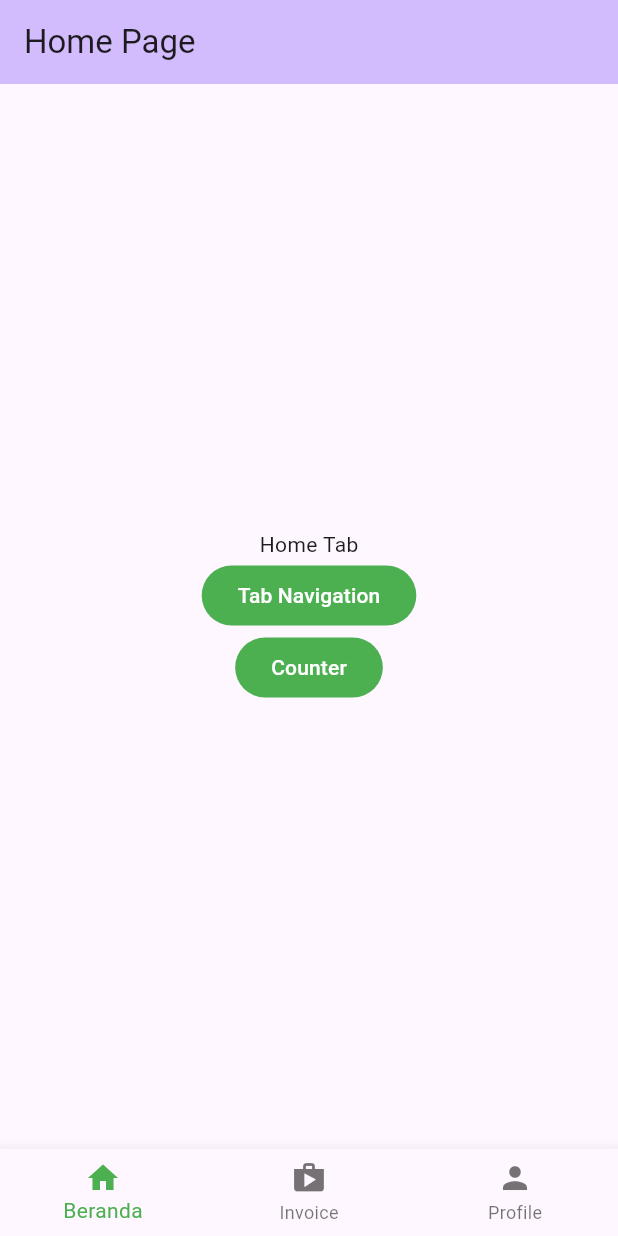
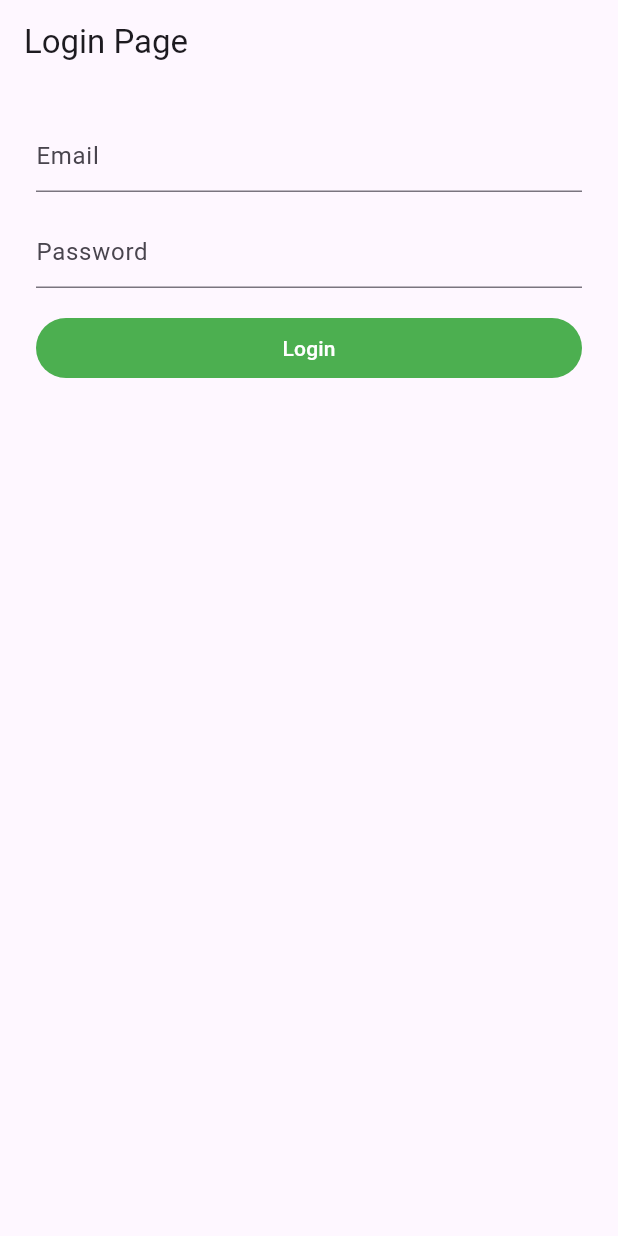
Before and after one commit to nixuiui/flutter_nusacodes_2, a Flutter app: the screen it shows after launch, on a phone screen of 412 x 824 dp. Run offline on Flutter 3.47's test engine with Material 3 defaults, Android fonts, the light colour scheme and no system bars; our stand-ins replace equatable, flutter_bloc.

Commit message:
feat: create auth cubit

```diff
--- /dev/null
+++ b/lib/blocs/auth/auth_cubit.dart
@@ -0,0 +1,42 @@
+import 'package:flutter_bloc/flutter_bloc.dart';
+import 'package:flutter_nusacodes_2/blocs/auth/auth_state.dart';
+import 'package:flutter_nusacodes_2/models/user_model.dart';
+
+class AuthCubit extends Cubit<AuthState> {
+  AuthCubit() : super(const AuthState());
+
+  Future<void> login({
+    required String email,
+    required String password,
+  }) async {
+    emit(state.copyWith(
+      loading: true,
+      errorMessage: ''
+    ));
+
+
+    // TODO: Check login from data resource
+    await Future.delayed(const Duration(seconds: 2));
+    if(
+      email == "randy@gmail.com" &&
+      password == "123456"
+    ) {
+      final user = User(
+        name: "Randy",
+        email: "randy@gmail.com"
+      );
+      emit(state.copyWith(
+        loading: false,
+        user: user,
+        isLoggedIn: true
+      ));
+    } else {
+      emit(state.copyWith(
+        loading: false,
+        errorMessage: "Username atau password salah"
+      ));
+    }
+
+  }
+
+}
--- /dev/null
+++ b/lib/blocs/auth/auth_state.dart
@@ -0,0 +1,38 @@
+import 'package:equatable/equatable.dart';
+import 'package:flutter_nusacodes_2/models/user_model.dart';
+
+class AuthState extends Equatable {
+
+  final User? user;
+  final bool isLoggedIn;
+  final bool loading;
+  final String errorMessage;
+
+  const AuthState({
+    this.user,
+    this.isLoggedIn = false,
+    this.loading = false,
+    this.errorMessage = '',
+  });
+
+  AuthState copyWith({
+    User? user,
+    bool? isLoggedIn,
+    bool? loading,
+    String? errorMessage,
+  }) => AuthState(
+    user: user ?? this.user,
+    isLoggedIn: isLoggedIn ?? this.isLoggedIn,
+    loading: loading ?? this.loading,
+    errorMessage: errorMessage ?? this.errorMessage
+  );
+
+  @override
+  List<Object?> get props => [
+    user,
+    isLoggedIn,
+    loading,
+    errorMessage,
+  ];
+
+}
--- a/lib/blocs/counter/counter_cubit.dart
+++ b/lib/blocs/counter/counter_cubit.dart
@@ -5,9 +5,9 @@ class CounterCubit extends Cubit<CounterState> {
 
   CounterCubit() : super(const CounterState(counter: 0));
 
-  void increment() {
+  void increment(int countNumber) {
     final lastCounter = state.counter;
-    emit(state.copyWith(counter: lastCounter+1));
+    emit(state.copyWith(counter: lastCounter+countNumber));
   }
 
   void decrement() {
--- a/lib/consts/routes.dart
+++ b/lib/consts/routes.dart
@@ -1,5 +1,6 @@
 import 'package:flutter_nusacodes_2/pages/counter_page.dart';
 import 'package:flutter_nusacodes_2/pages/home_page.dart';
+import 'package:flutter_nusacodes_2/pages/login_page.dart';
 import 'package:flutter_nusacodes_2/pages/main_page.dart';
 import 'package:flutter_nusacodes_2/pages/profile_page.dart';
 import 'package:flutter_nusacodes_2/pages/splash_screen.dart';
@@ -14,6 +15,7 @@ class AppRoutes {
   static String get tabNavigation => "/tab-navigation";
   static String get webView => "/web-view";
   static String get counter => "/counter";
+  static String get login => "/login";
 }
 
 final routes = {
@@ -24,4 +26,5 @@ final routes = {
   AppRoutes.tabNavigation: (context) => const TabNavigationPage(),
   AppRoutes.webView: (context) => const WebViewPage(),
   AppRoutes.counter: (context) => const CounterPage(),
+  AppRoutes.login: (context) => const LoginPage(),
 };
--- a/lib/main.dart
+++ b/lib/main.dart
@@ -1,4 +1,6 @@
 import 'package:flutter/material.dart';
+import 'package:flutter_bloc/flutter_bloc.dart';
+import 'package:flutter_nusacodes_2/blocs/auth/auth_cubit.dart';
 import 'package:flutter_nusacodes_2/consts/colors.dart';
 import 'package:flutter_nusacodes_2/consts/routes.dart';
 
@@ -11,7 +13,11 @@ class MyApp extends StatelessWidget {
 
   @override
   Widget build(BuildContext context) {
-    return MaterialApp(
+    return MultiBlocProvider(
+      providers: [
+        BlocProvider(create: (context) => AuthCubit()),
+      ],
+      child: MaterialApp(
         title: 'Nusacodes Batch 2',
         theme: ThemeData(
           colorScheme: ColorScheme.fromSeed(
@@ -22,6 +28,7 @@ class MyApp extends StatelessWidget {
         ),
         initialRoute: AppRoutes.splash,
         routes: routes,
+      ),
     );
   }
 }
--- /dev/null
+++ b/lib/models/user_model.dart
@@ -0,0 +1,19 @@
+class User {
+    final String? name;
+    final String? email;
+
+    User({
+        this.name,
+        this.email,
+    });
+
+    factory User.fromJson(Map<String, dynamic> json) => User(
+        name: json["name"],
+        email: json["email"],
+    );
+
+    Map<String, dynamic> toJson() => {
+        "name": name,
+        "email": email,
+    };
+}
--- /dev/null
+++ b/lib/pages/login_page.dart
@@ -0,0 +1,102 @@
+import 'package:flutter/material.dart';
+import 'package:flutter_bloc/flutter_bloc.dart';
+import 'package:flutter_nusacodes_2/blocs/auth/auth_cubit.dart';
+import 'package:flutter_nusacodes_2/blocs/auth/auth_state.dart';
+import 'package:flutter_nusacodes_2/consts/routes.dart';
+
+class LoginPage extends StatefulWidget {
+  const LoginPage({super.key});
+
+  @override
+  State<LoginPage> createState() => _LoginPageState();
+}
+
+class _LoginPageState extends State<LoginPage> {
+
+  final emailController = TextEditingController();
+  final passwordController = TextEditingController();
+
+  late final AuthCubit authCubit;
+
+  @override
+  void initState() {
+    authCubit = context.read<AuthCubit>();
+    super.initState();
+  }
+
+  @override
+  Widget build(BuildContext context) {
+    return MultiBlocListener(
+      listeners: [
+        BlocListener<AuthCubit, AuthState>(
+          listenWhen: (p, c) => (
+            (p.errorMessage == '' && c.errorMessage != '') ||
+            (p.isLoggedIn == false && c.isLoggedIn == true)
+          ),
+          listener: (context, state) {
+            print('state.isLoggedIn: ${state.isLoggedIn}');
+            if(state.errorMessage != '') {
+              showDialog(
+                context: context,
+                builder: (context) => AlertDialog(
+                  title: const Text('Gagal Login'),
+                  content: Text(state.errorMessage),
+                  actions: [
+                    FilledButton(
+                      onPressed: () => Navigator.pop(context),
+                      child: const Text('OK')
+                    )
+                  ],
+                )
+              );
+            } else if(state.isLoggedIn) {
+              Navigator.pushReplacementNamed(context, AppRoutes.main);
+            }
+          },
+        ),
+      ],
+      child: Scaffold(
+        appBar: AppBar(
+          title: const Text("Login Page"),
+        ),
+        body: ListView(
+          padding: const EdgeInsets.all(24),
+          children: [
+            TextFormField(
+              controller: emailController,
+              keyboardType: TextInputType.emailAddress,
+              decoration: const InputDecoration(
+                hintText: "Email",
+              ),
+            ),
+            const SizedBox(height: 16),
+            TextFormField(
+              controller: passwordController,
+              keyboardType: TextInputType.text,
+              obscureText: true,
+              decoration: const InputDecoration(
+                hintText: "Password",
+              ),
+            ),
+            const SizedBox(height: 16),
+            BlocBuilder<AuthCubit, AuthState>(
+              builder: (context, state) {
+                return FilledButton(
+                  onPressed: () => authCubit.login(
+                    email: emailController.text,
+                    password: passwordController.text
+                  ),
+                  child: state.loading
+                      ? const CircularProgressIndicator(
+                        backgroundColor: Colors.white,
+                      )
+                      : const Text("Login"),
+                );
+              }
+            )
+          ],
+        ),
+      ),
+    );
+  }
+}
--- a/lib/pages/splash_screen.dart
+++ b/lib/pages/splash_screen.dart
@@ -13,7 +13,8 @@ class _SplashScreenState extends State<SplashScreen> {
   @override
   void initState() {
     Future.delayed(const Duration(seconds: 2), () {
-      Navigator.pushReplacementNamed(context, AppRoutes.main);
+      // TODO: Check login from local storage
+      Navigator.pushReplacementNamed(context, AppRoutes.login);
     });
     super.initState();
   }
```
Also changed, not shown: lib/blocs/counter/counter_bloc.dart (added, +19 -0 lines), lib/blocs/counter/counter_event.dart (added, +11 -0 lines), lib/pages/counter_page.dart (+13 -1 lines), lib/pages/profile_tab.dart (+19 -6 lines). Lines whose indentation alone changed are shown as unchanged.
